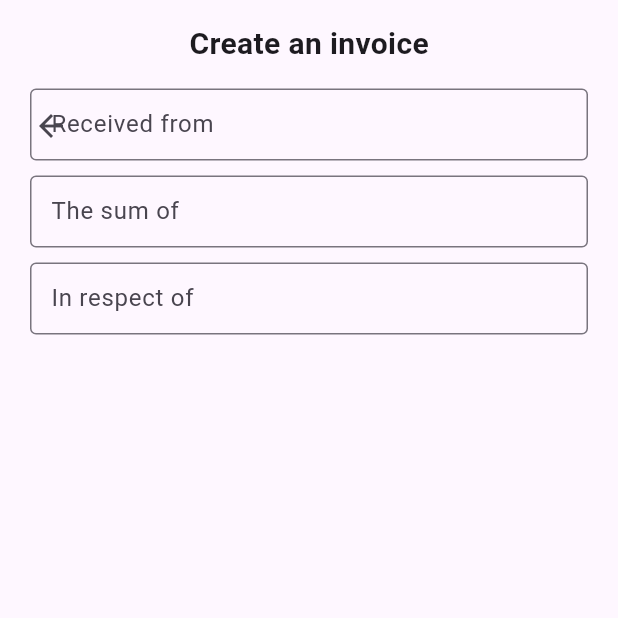
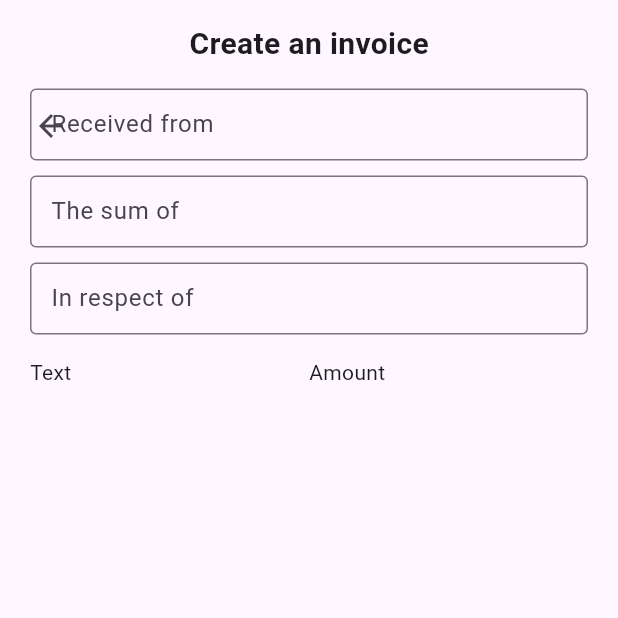
Before and after one commit to DroneBreaker/Flutter-Invoicing-App, a Flutter app: the InvoicePage screen opened by its route, on a phone screen of 412 x 824 dp, the top half of it. Run offline on Flutter 3.47's test engine with Material 2 defaults, Android fonts, the phone set to English and light mode, and no system bars.

Commit message:
Updating table

```diff
--- a/lib/screens/invoice.dart
+++ b/lib/screens/invoice.dart
@@ -63,12 +63,18 @@ class _InvoicePageState extends State<InvoicePage> {
               const SizedBox(
                 height: 15,
               ),
+              Table(
+                children: const [
+                  TableRow(children: [
+                    TableCell(child: Text('Text')),
+                    TableCell(child: Text('Amount'))
+                  ])
+                ],
+              ),
             ],
           ),
         ),
-          ),
-        ),
-      ]),
-    );
+      ))
+    ]));
   }
 }
--- a/lib/screens/login.dart
+++ b/lib/screens/login.dart
@@ -143,7 +143,7 @@ class _LoginPageState extends State<LoginPage> {
                           child: const Text('Signnnn up.'),
                         )
                       ],
-                    )
+                    ),
                   ],
                 ),
               )),
```
Lines whose indentation alone changed are shown as unchanged.
